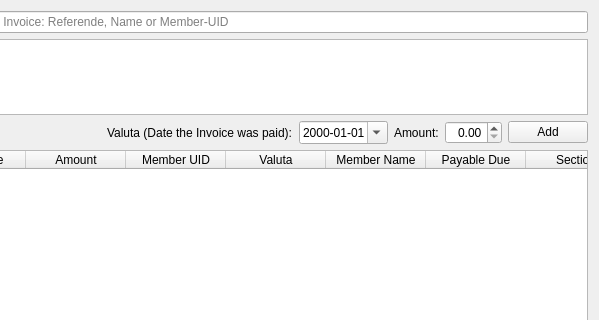
Above: forms/paymentimport.ui from LukyLuke/PiTres before the change; both pictures show x 86 to 685 and y 0 to 320 of the 685 by 490 pixel window. Below: the same form after it.
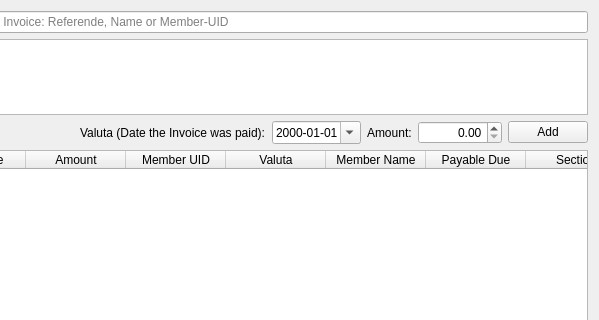
That is the form after the change.

What changed in the file:
```diff
--- a/forms/paymentimport.ui
+++ b/forms/paymentimport.ui
@@ -90,6 +90,9 @@
        <property name="alignment">
         <set>Qt::AlignRight|Qt::AlignTrailing|Qt::AlignVCenter</set>
        </property>
+       <property name="maximum">
+        <double>9999999.990000000223517</double>
+       </property>
       </widget>
      </item>
      <item>
```
